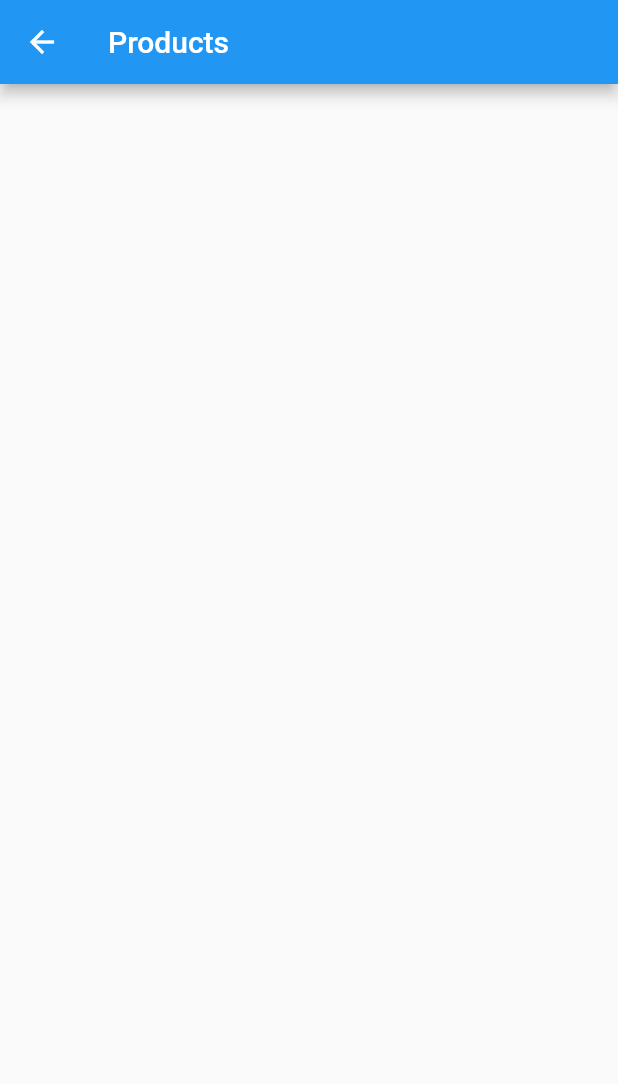
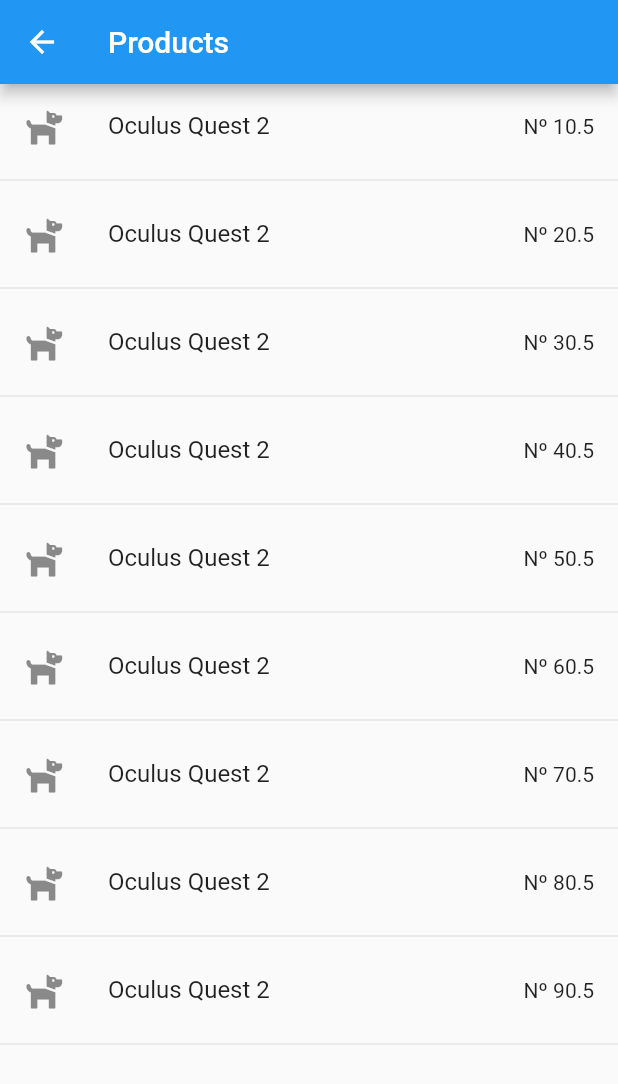
Before and after one commit to Jordieee/Practica1-2-3IPC_2022_Shop, a Flutter app: the ListPage screen opened directly, on a phone screen of 412 x 824 dp. Shown: the top 1084 px of the screen. Run offline on Flutter 3.47's test engine with Material 2 defaults, Android fonts, the phone set to English and light mode, and no system bars; our stand-ins replace font_awesome_flutter.

Commit message:
Created directory model and class product_details

```diff
--- /dev/null
+++ b/lib/model/product_details_page.dart
@@ -0,0 +1,24 @@
+import 'package:flutter/material.dart';
+
+class Product {
+  late String name;
+  late double price;
+  late String? iconPath;
+
+  static final List<Product> initial = [
+    Product(name: "Oculus Quest 2", price: 10.50, iconPath: "assets/img/bulbasaur.svg"),
+    Product(name: "Oculus Quest 2", price: 20.50, iconPath: "assets/img/bulbasaur.svg"),
+    Product(name: "Oculus Quest 2", price: 30.50, iconPath: "assets/img/bulbasaur.svg"),
+    Product(name: "Oculus Quest 2", price: 40.50, iconPath: "assets/img/charmander.svg"),
+    Product(name: "Oculus Quest 2", price: 50.50, iconPath: "assets/img/charmander.svg"),
+    Product(name: "Oculus Quest 2", price: 60.50, iconPath: "assets/img/charmander.svg"),
+    Product(name: "Oculus Quest 2", price: 70.50, iconPath: "assets/img/squirtle.svg"),
+    Product(name: "Oculus Quest 2", price: 80.50, iconPath: "assets/img/squirtle.svg"),
+    Product(name: "Oculus Quest 2", price: 90.50, iconPath: "assets/img/squirtle.svg"),
+  ];
+
+  Product({
+    required this.name,
+    required this.price,
+    this.iconPath});
+}
--- a/lib/pages/list_page.dart
+++ b/lib/pages/list_page.dart
@@ -1,14 +1,45 @@
 import 'package:flutter/material.dart';
+import 'package:ipc_jlincar_p1/model/product_details_page.dart';
+import 'package:font_awesome_flutter/font_awesome_flutter.dart';
 
 class ListPage extends StatelessWidget{
   @override
   Widget build(BuildContext context){
     return Scaffold(
       appBar: AppBar(
-        title: const Text(
-          'Products'
-        )
+          title: const Text(
+              'Products'
+          )
       ),
+        body: const MyList()
+    );
+
+  }
+}
+
+
+class MyList extends StatelessWidget{
+  const MyList({Key? key}) : super(key: key);
+
+  @override
+  Widget build(BuildContext context){
+    final list = Product.initial.map((pkmn){
+      return Column(children: [
+        ListTile(
+          trailing: Text("Nº ${pkmn.price}"),
+          title: Text(pkmn.name),
+          leading: const FaIcon(FontAwesomeIcons.dog),
+          onTap: () {},
+        ),
+
+        const Divider()
+
+      ]);
+    }).toList();
+
+    return ListView.builder(
+      itemCount: list.length,
+      itemBuilder: (context, i) => list[i],
     );
   }
 }
--- a/pubspec.yaml
+++ b/pubspec.yaml
@@ -34,6 +34,7 @@ dependencies:
   # The following adds the Cupertino Icons font to your application.
   # Use with the CupertinoIcons class for iOS style icons.
   cupertino_icons: ^1.0.2
+  font_awesome_flutter: ^9.2.0
 
 dev_dependencies:
   change_app_package_name: ^1.0.0
```
Also changed, not shown: pubspec.lock.
